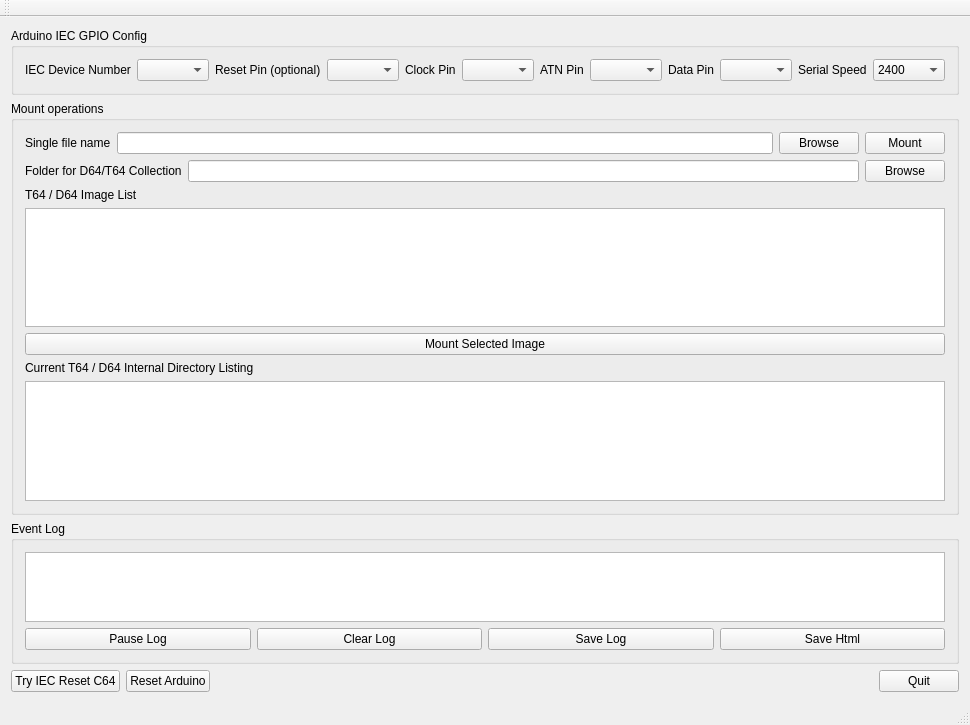
First picture: the form in mainwindow.ui, repository Larswad/uno2iec, before the edit.
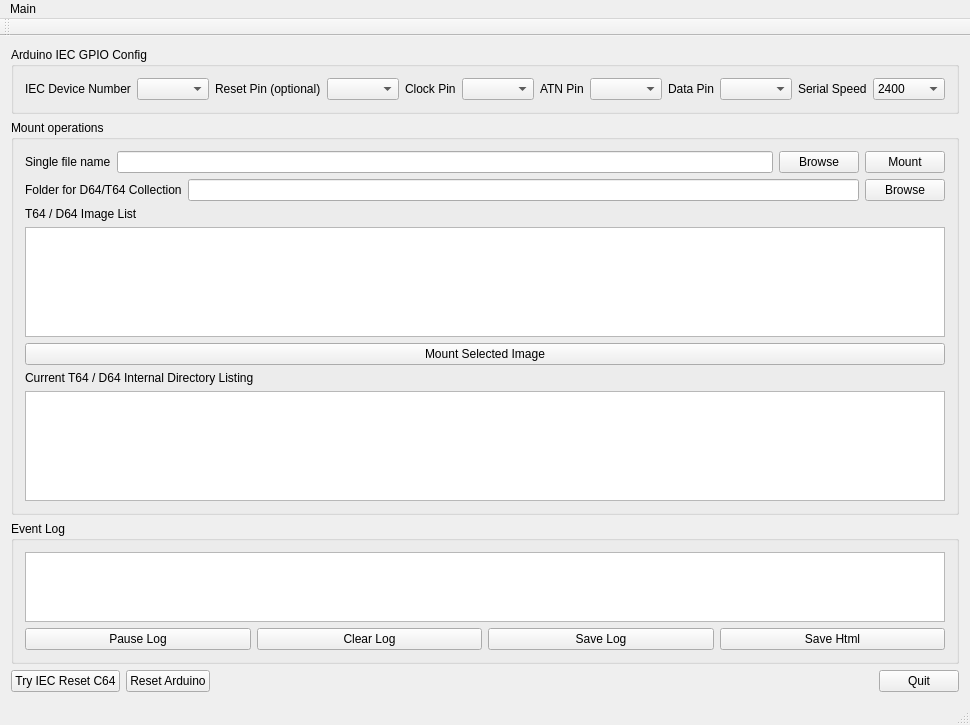
Second picture: the form after the edit.

```diff
--- a/mainwindow.ui
+++ b/mainwindow.ui
@@ -325,6 +325,13 @@
      <height>19</height>
     </rect>
    </property>
+   <widget class="QMenu" name="menuMain">
+    <property name="title">
+     <string>Main</string>
+    </property>
+    <addaction name="actionQuit"/>
+   </widget>
+   <addaction name="menuMain"/>
   </widget>
   <widget class="QToolBar" name="mainToolBar">
    <attribute name="toolBarArea">
```
Left out of the diff: 24 changed lines with no effect on the pictures.
